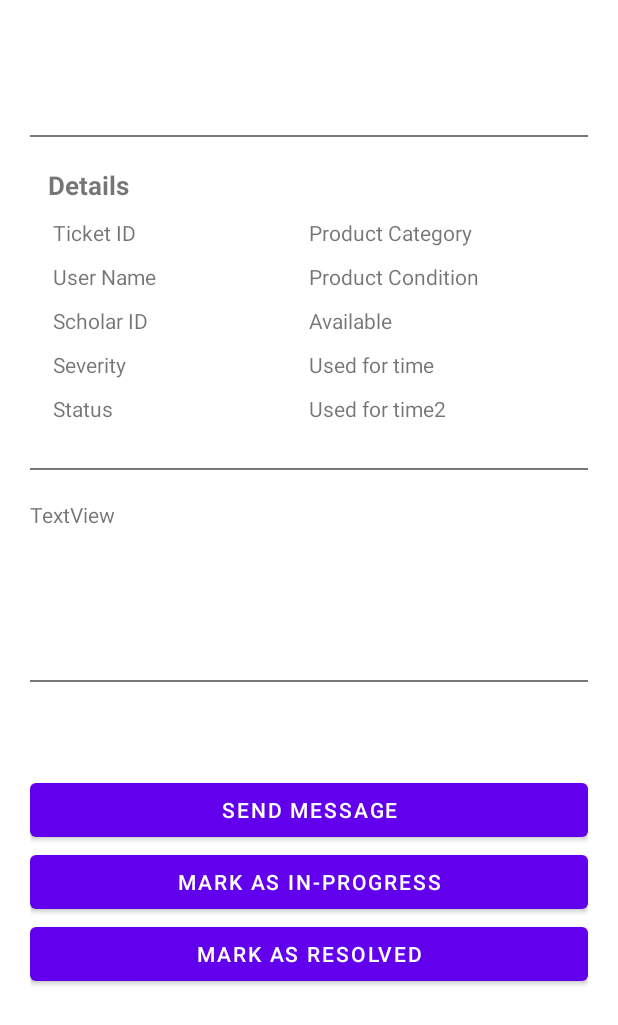
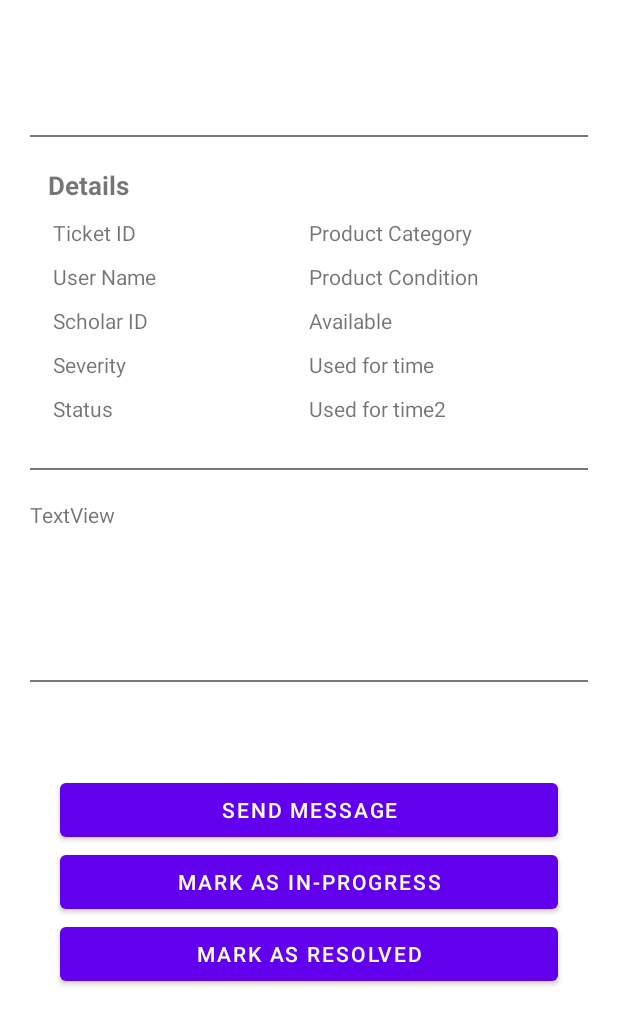
Before and after one commit to saikiaDeep/GrievifyAdmin, an Android app: the DescriptionActivity screen opened directly, with no data from a screen before it, on a phone screen of 412 x 824 dp. Shown: the top 1025 px of the screen. Run offline under Robolectric (Android 15) with nearby library versions, the phone set to English and light mode, and no system bars; our stand-ins replace Firebase (no records; nobody signed in at launch, a user with empty details on screens opened directly).

Commit message:
Add:Description page logic

```diff
--- a/app/src/main/res/layout/activity_description.xml
+++ b/app/src/main/res/layout/activity_description.xml
@@ -5,8 +5,12 @@
     android:layout_width="match_parent"
     android:layout_height="match_parent"
     android:orientation="vertical"
-    android:padding="20dp"
     tools:context=".DescriptionActivity">
+    <LinearLayout
+        android:layout_width="match_parent"
+        android:layout_height="wrap_content"
+        android:orientation="vertical"
+        android:padding="20dp">
         <View
             android:layout_width="match_parent"
             android:layout_height="10dp"
@@ -122,9 +126,10 @@
             android:background="#787878" />
 
         <TextView
-        android:id="@+id/textViewDesc"
+            android:id="@+id/descriptionHeading"
             android:layout_width="match_parent"
-        android:layout_height="100dp"
+            android:layout_height="wrap_content"
+            android:minHeight="100dp"
             android:text="TextView" />
         <View
             android:layout_width="match_parent"
@@ -143,16 +148,23 @@
             android:id="@+id/button2"
             android:layout_width="match_parent"
             android:layout_height="wrap_content"
+            android:layout_marginStart="20dp"
+            android:layout_marginEnd="20dp"
             android:text="send message" />
 
         <Button
             android:id="@+id/button3"
             android:layout_width="match_parent"
             android:layout_height="wrap_content"
+            android:layout_marginStart="20dp"
+            android:layout_marginEnd="20dp"
             android:text="Mark as in-progress" />
         <Button
             android:id="@+id/button4"
             android:layout_width="match_parent"
             android:layout_height="wrap_content"
+            android:layout_marginStart="20dp"
+            android:layout_marginEnd="20dp"
             android:text="Mark as resolved" />
     </LinearLayout>
+</LinearLayout>
```
Also changed, not shown: app/src/main/java/com/example/grievifyadmin/DescriptionActivity.kt (+60 -3 lines). Lines whose indentation alone changed are shown as unchanged.
